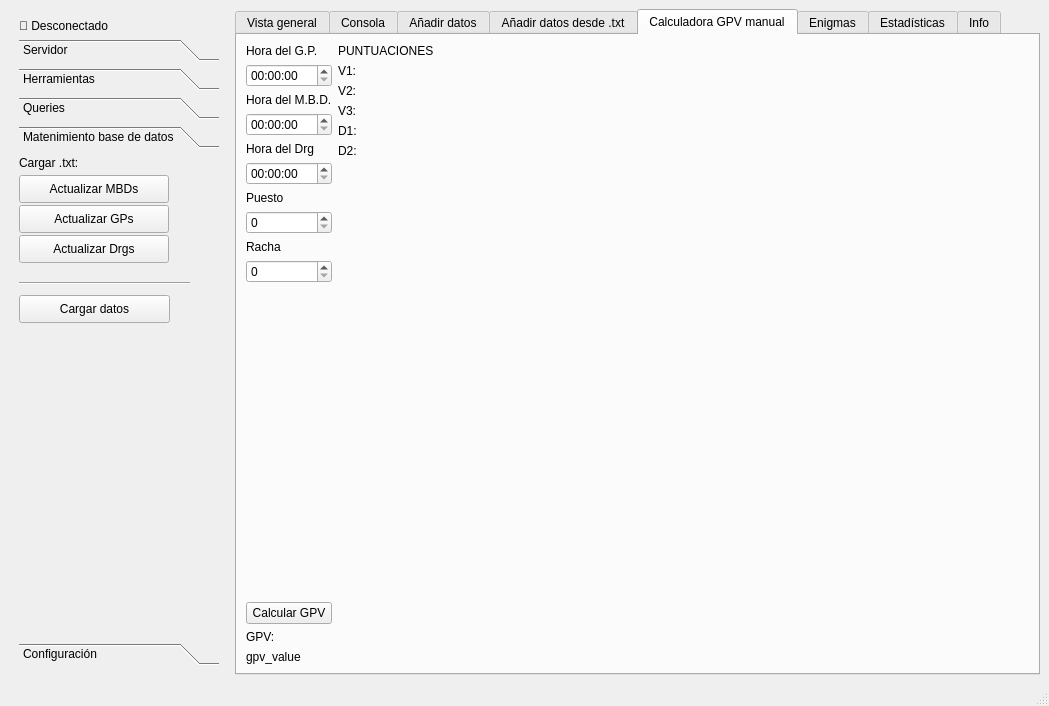
First picture: the form in gui.ui, repository bartolso/gp-manager, before the edit.
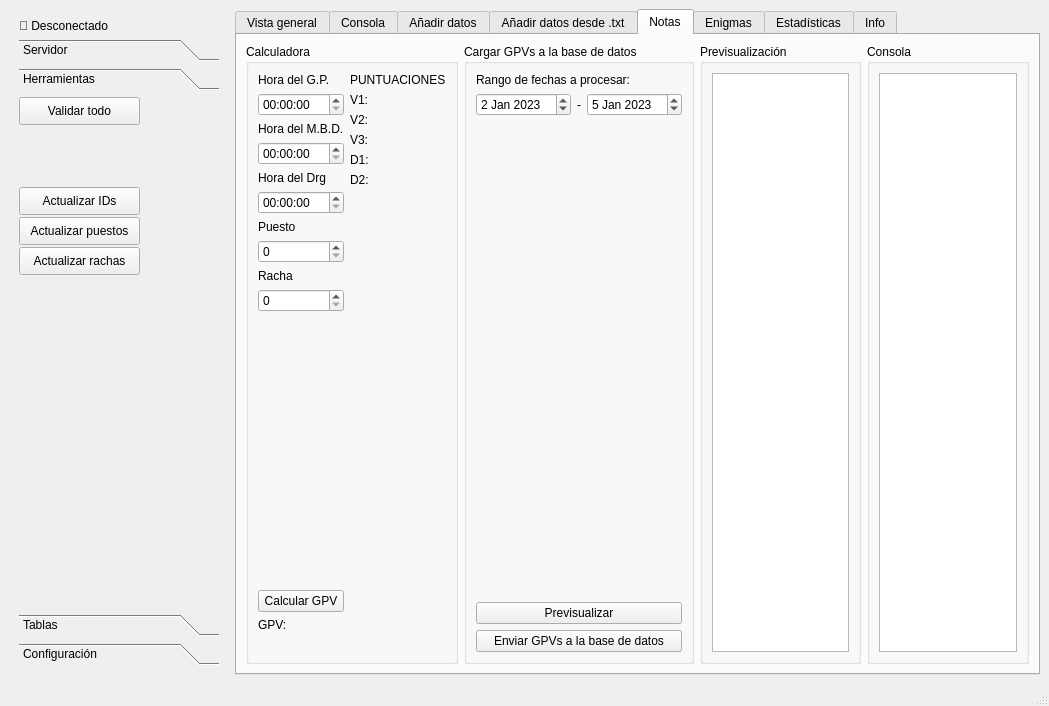
Second picture: the form after the edit. The open tabs and pages were chosen to show the change. Icons and pictures are not drawn.

```diff
--- a/gui.ui
+++ b/gui.ui
@@ -59,6 +59,12 @@
           <verstretch>0</verstretch>
          </sizepolicy>
         </property>
+        <property name="minimumSize">
+         <size>
+          <width>200</width>
+          <height>0</height>
+         </size>
+        </property>
         <property name="maximumSize">
          <size>
           <width>200</width>
@@ -217,8 +223,8 @@
           <rect>
            <x>0</x>
            <y>0</y>
-           <width>169</width>
-           <height>434</height>
+           <width>200</width>
+           <height>465</height>
           </rect>
          </property>
          <property name="maximumSize">
@@ -235,7 +241,7 @@
            <rect>
             <x>0</x>
             <y>0</y>
-            <width>93</width>
+            <width>121</width>
             <height>28</height>
            </rect>
           </property>
@@ -243,6 +249,45 @@
            <string>Validar todo</string>
           </property>
          </widget>
+         <widget class="QPushButton" name="btn_update_ids">
+          <property name="geometry">
+           <rect>
+            <x>0</x>
+            <y>90</y>
+            <width>121</width>
+            <height>28</height>
+           </rect>
+          </property>
+          <property name="text">
+           <string>Actualizar IDs</string>
+          </property>
+         </widget>
+         <widget class="QPushButton" name="btn_update_puestos">
+          <property name="geometry">
+           <rect>
+            <x>0</x>
+            <y>120</y>
+            <width>121</width>
+            <height>28</height>
+           </rect>
+          </property>
+          <property name="text">
+           <string>Actualizar puestos</string>
+          </property>
+         </widget>
+         <widget class="QPushButton" name="btn_update_rachas">
+          <property name="geometry">
+           <rect>
+            <x>0</x>
+            <y>150</y>
+            <width>121</width>
+            <height>28</height>
+           </rect>
+          </property>
+          <property name="text">
+           <string>Actualizar rachas</string>
+          </property>
+         </widget>
         </widget>
         <widget class="QWidget" name="page_3">
          <property name="geometry">
@@ -254,7 +299,7 @@
           </rect>
          </property>
          <attribute name="label">
-          <string>Queries</string>
+          <string>Tablas</string>
          </attribute>
          <widget class="QPushButton" name="btn_show_gp_table">
           <property name="geometry">
@@ -308,113 +353,17 @@
            <string>Drg</string>
           </property>
          </widget>
-        </widget>
-        <widget class="QWidget" name="page_4">
+         <widget class="QCheckBox" name="chk_edit_table">
          <property name="geometry">
           <rect>
            <x>0</x>
-           <y>0</y>
-           <width>169</width>
-           <height>434</height>
-          </rect>
-         </property>
-         <attribute name="label">
-          <string>Matenimiento base de datos</string>
-         </attribute>
-         <widget class="QPushButton" name="btn_update_db_mbd">
-          <property name="geometry">
-           <rect>
-            <x>0</x>
-            <y>20</y>
-            <width>150</width>
-            <height>28</height>
-           </rect>
-          </property>
-          <property name="maximumSize">
-           <size>
-            <width>150</width>
-            <height>16777215</height>
-           </size>
-          </property>
+            <y>110</y>
+            <width>93</width>
+            <height>20</height>
+           </rect>
+          </property>
           <property name="text">
-           <string>Actualizar MBDs</string>
-          </property>
-         </widget>
-         <widget class="QPushButton" name="btn_update_db_gp">
-          <property name="geometry">
-           <rect>
-            <x>0</x>
-            <y>50</y>
-            <width>150</width>
-            <height>28</height>
-           </rect>
-          </property>
-          <property name="maximumSize">
-           <size>
-            <width>150</width>
-            <height>16777215</height>
-           </size>
-          </property>
-          <property name="text">
-           <string>Actualizar GPs</string>
-          </property>
-         </widget>
-         <widget class="QLabel" name="label_6">
-          <property name="geometry">
-           <rect>
-            <x>0</x>
-            <y>0</y>
-            <width>161</width>
-            <height>16</height>
-           </rect>
-          </property>
-          <property name="text">
-           <string>Cargar .txt:</string>
-          </property>
-         </widget>
-         <widget class="QPushButton" name="btn_update_db_drg">
-          <property name="geometry">
-           <rect>
-            <x>0</x>
-            <y>80</y>
-            <width>150</width>
-            <height>28</height>
-           </rect>
-          </property>
-          <property name="maximumSize">
-           <size>
-            <width>150</width>
-            <height>16777215</height>
-           </size>
-          </property>
-          <property name="text">
-           <string>Actualizar Drgs</string>
-          </property>
-         </widget>
-         <widget class="Line" name="line">
-          <property name="geometry">
-           <rect>
-            <x>0</x>
-            <y>120</y>
-            <width>171</width>
-            <height>16</height>
-           </rect>
-          </property>
-          <property name="orientation">
-           <enum>Qt::Horizontal</enum>
-          </property>
-         </widget>
-         <widget class="QPushButton" name="btn_open_db_add">
-          <property name="geometry">
-           <rect>
-            <x>0</x>
-            <y>140</y>
-            <width>151</width>
-            <height>28</height>
-           </rect>
-          </property>
-          <property name="text">
-           <string>Cargar datos</string>
+           <string>Editar tabla</string>
           </property>
          </widget>
         </widget>
@@ -1388,10 +1337,16 @@
       </widget>
       <widget class="QWidget" name="tab_3">
        <attribute name="title">
-        <string>Calculadora GPV manual</string>
+        <string>Notas</string>
        </attribute>
        <layout class="QHBoxLayout" name="horizontalLayout_20">
         <item>
+         <widget class="QGroupBox" name="groupBox_10">
+          <property name="title">
+           <string>Calculadora</string>
+          </property>
+          <layout class="QHBoxLayout" name="horizontalLayout_22">
+           <item>
          <layout class="QVBoxLayout" name="verticalLayout_10">
           <item>
            <widget class="QLabel" name="label_31">
@@ -1473,7 +1428,7 @@
           <item>
            <widget class="QLabel" name="lbl_gpv_value">
             <property name="text">
-             <string>gpv_value</string>
+                <string/>
             </property>
            </widget>
           </item>
@@ -1538,6 +1493,98 @@
           </item>
          </layout>
         </item>
+          </layout>
+         </widget>
+        </item>
+        <item>
+         <widget class="QGroupBox" name="groupBox_9">
+          <property name="title">
+           <string>Cargar GPVs a la base de datos</string>
+          </property>
+          <layout class="QVBoxLayout" name="verticalLayout_19">
+           <item>
+            <layout class="QVBoxLayout" name="verticalLayout_18">
+             <item>
+              <widget class="QLabel" name="label_38">
+               <property name="text">
+                <string>Rango de fechas a procesar:</string>
+               </property>
+              </widget>
+             </item>
+             <item>
+              <layout class="QHBoxLayout" name="horizontalLayout_23">
+               <item>
+                <widget class="QDateEdit" name="de_gpv_start_date">
+                 <property name="dateTime">
+                  <datetime>
+                   <hour>0</hour>
+                   <minute>0</minute>
+                   <second>0</second>
+                   <year>2023</year>
+                   <month>1</month>
+                   <day>2</day>
+                  </datetime>
+                 </property>
+                </widget>
+               </item>
+               <item>
+                <widget class="QLabel" name="label_39">
+                 <property name="text">
+                  <string>-</string>
+                 </property>
+                </widget>
+               </item>
+               <item>
+                <widget class="QDateEdit" name="de_gpv_end_date">
+                 <property name="dateTime">
+                  <datetime>
+                   <hour>0</hour>
+                   <minute>0</minute>
+                   <second>0</second>
+                   <year>2023</year>
+                   <month>1</month>
+                   <day>5</day>
+                  </datetime>
+                 </property>
+                </widget>
+               </item>
+              </layout>
+             </item>
+             <item>
+              <spacer name="verticalSpacer_8">
+               <property name="orientation">
+                <enum>Qt::Vertical</enum>
+               </property>
+               <property name="sizeHint" stdset="0">
+                <size>
+                 <width>20</width>
+                 <height>40</height>
+                </size>
+               </property>
+              </spacer>
+             </item>
+             <item>
+              <widget class="QPushButton" name="btn_previsualizar_gpvs">
+               <property name="text">
+                <string>Previsualizar</string>
+               </property>
+              </widget>
+             </item>
+             <item>
+              <widget class="QPushButton" name="btn_commit_gpvs">
+               <property name="styleSheet">
+                <string notr="true"/>
+               </property>
+               <property name="text">
+                <string>Enviar GPVs a la base de datos</string>
+               </property>
+              </widget>
+             </item>
+            </layout>
+           </item>
+          </layout>
+         </widget>
+        </item>
         <item>
          <spacer name="horizontalSpacer_3">
           <property name="orientation">
@@ -1551,6 +1598,34 @@
           </property>
          </spacer>
         </item>
+        <item>
+         <layout class="QHBoxLayout" name="horizontalLayout_27">
+          <item>
+           <widget class="QGroupBox" name="groupBox_13">
+            <property name="title">
+             <string>Previsualización</string>
+            </property>
+            <layout class="QHBoxLayout" name="horizontalLayout_28">
+             <item>
+              <widget class="QTextBrowser" name="tb_preview_gpvs"/>
+             </item>
+            </layout>
+           </widget>
+          </item>
+          <item>
+           <widget class="QGroupBox" name="groupBox_14">
+            <property name="title">
+             <string>Consola</string>
+            </property>
+            <layout class="QHBoxLayout" name="horizontalLayout_29">
+             <item>
+              <widget class="QTextBrowser" name="log_window_notas"/>
+             </item>
+            </layout>
+           </widget>
+          </item>
+         </layout>
+        </item>
        </layout>
       </widget>
       <widget class="QWidget" name="tab_6">
```
Left out of the diff: 141 changed lines with no effect on the pictures. Lines whose indentation alone changed are shown as unchanged.
